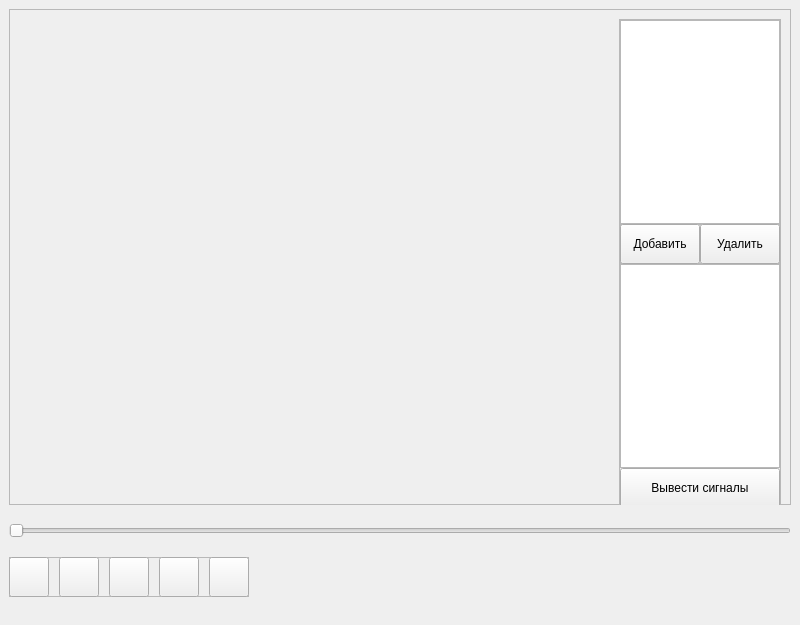
First picture: the form in display.ui, repository TheGarlicDogg/PWM-Control, before the edit.
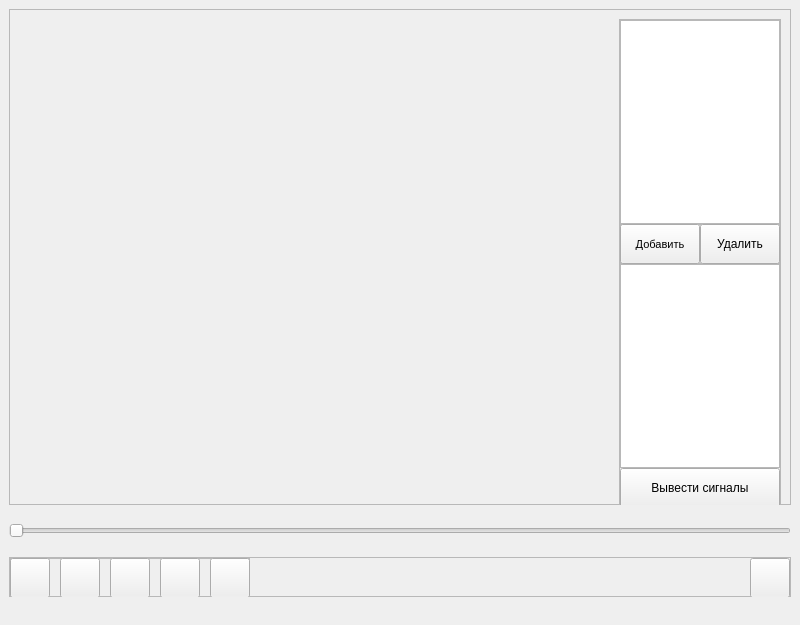
Second picture: the form after the edit. Icons and pictures are not drawn. Custom widgets are drawn as their Qt base class.

```diff
--- a/display.ui
+++ b/display.ui
@@ -197,6 +197,11 @@
                <height>40</height>
               </size>
              </property>
+             <property name="font">
+              <font>
+               <pointsize>8</pointsize>
+              </font>
+             </property>
              <property name="text">
               <string>Добавить</string>
              </property>
@@ -296,6 +301,42 @@
      </widget>
     </item>
     <item>
+     <widget class="QFrame" name="frame_5">
+      <property name="minimumSize">
+       <size>
+        <width>300</width>
+        <height>40</height>
+       </size>
+      </property>
+      <property name="maximumSize">
+       <size>
+        <width>16777215</width>
+        <height>40</height>
+       </size>
+      </property>
+      <property name="frameShape">
+       <enum>QFrame::StyledPanel</enum>
+      </property>
+      <property name="frameShadow">
+       <enum>QFrame::Raised</enum>
+      </property>
+      <layout class="QHBoxLayout" name="horizontalLayout_2">
+       <property name="spacing">
+        <number>0</number>
+       </property>
+       <property name="leftMargin">
+        <number>0</number>
+       </property>
+       <property name="topMargin">
+        <number>0</number>
+       </property>
+       <property name="rightMargin">
+        <number>0</number>
+       </property>
+       <property name="bottomMargin">
+        <number>0</number>
+       </property>
+       <item>
      <widget class="QFrame" name="frame">
       <property name="minimumSize">
        <size>
@@ -338,9 +379,12 @@
        </property>
        <property name="font">
         <font>
-         <pointsize>6</pointsize>
-        </font>
-       </property>
+            <pointsize>8</pointsize>
+           </font>
+          </property>
+          <property name="toolTip">
+           <string>&lt;html&gt;&lt;head/&gt;&lt;body&gt;&lt;p&gt;1 сек. назад&lt;/p&gt;&lt;/body&gt;&lt;/html&gt;</string>
+          </property>
        <property name="text">
         <string/>
        </property>
@@ -501,6 +545,51 @@
         </size>
        </property>
       </widget>
+        </widget>
+       </item>
+       <item>
+        <spacer name="horizontalSpacer">
+         <property name="orientation">
+          <enum>Qt::Horizontal</enum>
+         </property>
+         <property name="sizeHint" stdset="0">
+          <size>
+           <width>497</width>
+           <height>20</height>
+          </size>
+         </property>
+        </spacer>
+       </item>
+       <item>
+        <widget class="QPushButton" name="pushButton">
+         <property name="minimumSize">
+          <size>
+           <width>40</width>
+           <height>40</height>
+          </size>
+         </property>
+         <property name="maximumSize">
+          <size>
+           <width>40</width>
+           <height>40</height>
+          </size>
+         </property>
+         <property name="text">
+          <string/>
+         </property>
+         <property name="icon">
+          <iconset>
+           <normaloff>imgs/information-button.png</normaloff>imgs/information-button.png</iconset>
+         </property>
+         <property name="iconSize">
+          <size>
+           <width>24</width>
+           <height>24</height>
+          </size>
+         </property>
+        </widget>
+       </item>
+      </layout>
      </widget>
     </item>
    </layout>
```
Left out of the diff: 49 changed lines with no effect on the pictures. Lines whose indentation alone changed are shown as unchanged.
